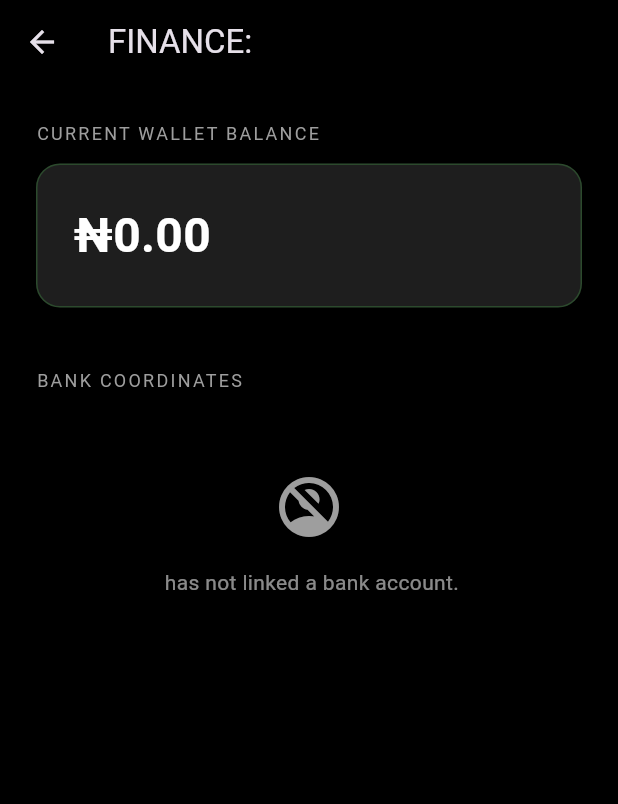
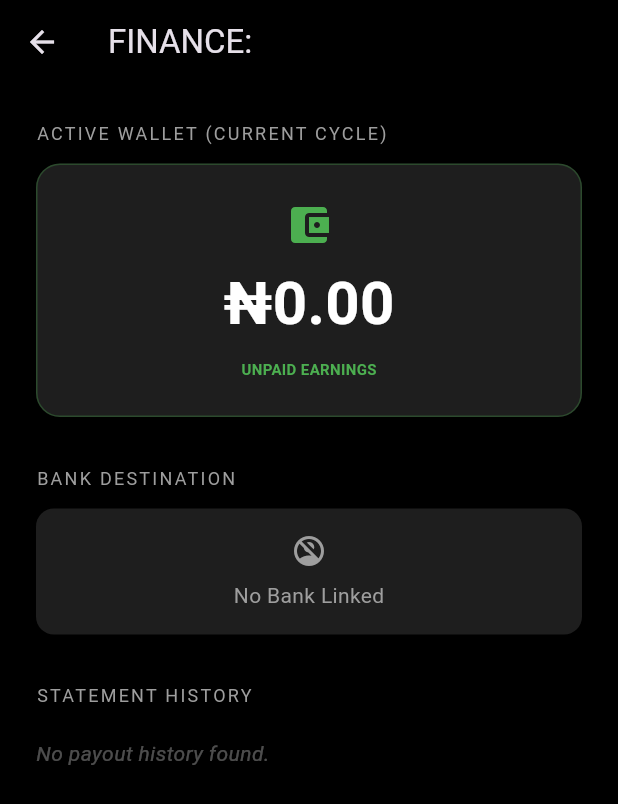
Before and after one commit to Emyres970/xprex-admin, a Flutter app: the BankDetailScreen screen opened directly with empty values, on a phone screen of 412 x 824 dp. Shown: the top 804 px of the screen. Run offline on Flutter 3.47's test engine with Material 3 defaults, Android fonts, the phone set to English and light mode, and no system bars; our stand-ins replace go_router, supabase_flutter; accounts and stored records are empty.

Commit message:
feat(ui): add payout history ledger to finance terminal for transaction tracking

```diff
--- a/lib/dashboard/bank_detail_screen.dart
+++ b/lib/dashboard/bank_detail_screen.dart
@@ -4,7 +4,7 @@ import 'package:supabase_flutter/supabase_flutter.dart';
 
 class BankDetailScreen extends StatelessWidget {
   final String profileId;
-  final String authUserId;
+  final String authUserId; // The Key to the Bank/Payout Tables
   final String userName;
 
   const BankDetailScreen({
@@ -16,34 +16,42 @@ class BankDetailScreen extends StatelessWidget {
 
   @override
   Widget build(BuildContext context) {
-    // 1. Stream Wallet Balance
+    // 1. Stream Wallet Balance (From Profiles - Current Unpaid)
     final walletStream = Supabase.instance.client
         .from('profiles')
         .stream(primaryKey: ['id'])
         .eq('id', profileId)
         .limit(1);
 
-    // 2. Stream Bank Details
+    // 2. Stream Bank Details (From Bank Table)
     final bankStream = Supabase.instance.client
         .from('creator_bank_accounts')
         .stream(primaryKey: ['id'])
         .eq('user_id', authUserId)
         .limit(1);
 
+    // 3. Stream Payout History (From Payouts - Settled/Old Data)
+    final payoutStream = Supabase.instance.client
+        .from('payouts')
+        .stream(primaryKey: ['id'])
+        .eq('user_id', authUserId)
+        .order('period', ascending: false);
+
     return Scaffold(
-      backgroundColor: Colors.black, // Ensure background matches theme
+      backgroundColor: Colors.black,
       appBar: AppBar(
         title: Text("FINANCE: $userName".toUpperCase()),
         backgroundColor: Colors.black,
         elevation: 0,
       ),
-      body: SingleChildScrollView( // <--- THE FIX: Allows full scrolling
+      body: SingleChildScrollView(
         padding: const EdgeInsets.all(24.0),
         child: Column(
           crossAxisAlignment: CrossAxisAlignment.start,
           children: [
-            // --- SECTION 1: THE WALLET ---
-            const Text("CURRENT WALLET BALANCE", style: TextStyle(color: Colors.grey, fontSize: 12, letterSpacing: 1.5)),
+            // --- SECTION 1: THE ACTIVE WALLET ---
+            // This represents NEW money (Post-Settlement)
+            const Text("ACTIVE WALLET (CURRENT CYCLE)", style: TextStyle(color: Colors.grey, fontSize: 12, letterSpacing: 1.5)),
             const SizedBox(height: 12),
             Container(
               width: double.infinity,
@@ -57,9 +65,8 @@ class BankDetailScreen extends StatelessWidget {
                 stream: walletStream,
                 builder: (context, snapshot) {
                   if (!snapshot.hasData) return const Center(child: CircularProgressIndicator(color: Colors.green));
-                  if (snapshot.data!.isEmpty) return const Text("₦0.00", style: TextStyle(fontSize: 32, fontWeight: FontWeight.bold, color: Colors.white));
 
-                  final data = snapshot.data!.first;
+                  final data = snapshot.data!.isNotEmpty ? snapshot.data!.first : {};
                   final balance = data['earnings_balance'] ?? 0;
 
                   return Column(
@@ -67,55 +74,40 @@ class BankDetailScreen extends StatelessWidget {
                       const Icon(Icons.account_balance_wallet, color: Colors.green, size: 32),
                       const SizedBox(height: 8),
                       Text(
-                        "₦${balance.toString()}",
+                        "₦${_formatMoney(balance)}",
                         style: const TextStyle(fontSize: 40, fontWeight: FontWeight.bold, color: Colors.white)
                       ),
                       const SizedBox(height: 8),
-                      const Text("PAYABLE AMOUNT", style: TextStyle(color: Colors.green, fontSize: 10, fontWeight: FontWeight.bold)),
+                      const Text("UNPAID EARNINGS", style: TextStyle(color: Colors.green, fontSize: 10, fontWeight: FontWeight.bold)),
                     ],
                   );
                 },
               ),
             ),
 
-            const SizedBox(height: 40),
+            const SizedBox(height: 32),
 
             // --- SECTION 2: BANK COORDINATES ---
-            const Text("BANK COORDINATES", style: TextStyle(color: Colors.grey, fontSize: 12, letterSpacing: 1.5)),
+            const Text("BANK DESTINATION", style: TextStyle(color: Colors.grey, fontSize: 12, letterSpacing: 1.5)),
             const SizedBox(height: 12),
-
-            // Removed 'Expanded' to allow scrolling
             StreamBuilder<List<Map<String, dynamic>>>(
               stream: bankStream,
               builder: (context, snapshot) {
-                if (snapshot.connectionState == ConnectionState.waiting) {
-                  return const Center(child: CircularProgressIndicator(color: Colors.amber));
-                }
-
                 if (!snapshot.hasData || snapshot.data!.isEmpty) {
-                  return Center(
-                    child: Padding(
-                      padding: const EdgeInsets.only(top: 40),
-                      child: Column(
-                        mainAxisAlignment: MainAxisAlignment.center,
-                        children: [
-                          const Icon(Icons.no_accounts, size: 48, color: Colors.grey),
-                          const SizedBox(height: 16),
-                          Text("$userName has not linked a bank account.", style: const TextStyle(color: Colors.white54)),
-                        ],
-                      ),
-                    ),
+                  return Container(
+                    padding: const EdgeInsets.all(16),
+                    width: double.infinity,
+                    decoration: BoxDecoration(color: const Color(0xFF1E1E1E), borderRadius: BorderRadius.circular(12)),
+                    child: const Column(children: [
+                      Icon(Icons.no_accounts, color: Colors.grey),
+                      SizedBox(height: 8),
+                      Text("No Bank Linked", style: TextStyle(color: Colors.grey))
+                    ]),
                   );
                 }
 
                 final bank = snapshot.data!.first;
-                final bankName = bank['bank_name'] ?? 'Unknown Bank';
-                final accNumber = bank['account_number'] ?? '0000000000';
-                final accName = bank['account_name'] ?? 'Unknown Name';
-
-                return Column(
-                  children: [
-                    Container(
+                return Container(
                   padding: const EdgeInsets.all(20),
                   decoration: BoxDecoration(
                     color: const Color(0xFF1E1E1E),
@@ -123,37 +115,71 @@ class BankDetailScreen extends StatelessWidget {
                   ),
                   child: Column(
                     children: [
-                          _buildBankRow("Bank Name", bankName),
+                      _buildBankRow("Bank Name", bank['bank_name'] ?? 'Unknown'),
                       const Divider(color: Colors.white10),
-                          _buildBankRow("Account Name", accName),
+                      _buildBankRow("Account Name", bank['account_name'] ?? 'Unknown'),
                       const Divider(color: Colors.white10),
-                          _buildBankRow("Account Number", accNumber, isCopyable: true, context: context),
+                      _buildBankRow("Account Number", bank['account_number'] ?? '000', isCopyable: true, context: context),
                     ],
                   ),
-                    ),
-                    const SizedBox(height: 32), // Breathing room
-                    SizedBox(
-                      width: double.infinity,
-                      height: 56,
-                      child: ElevatedButton.icon(
-                        icon: const Icon(Icons.copy, color: Colors.black),
-                        label: const Text("COPY ACCOUNT NUMBER", style: TextStyle(color: Colors.black, fontWeight: FontWeight.bold)),
-                        style: ElevatedButton.styleFrom(
-                          backgroundColor: Colors.amber,
-                          shape: RoundedRectangleBorder(borderRadius: BorderRadius.circular(12)),
-                        ),
-                        onPressed: () {
-                          Clipboard.setData(ClipboardData(text: accNumber));
-                          ScaffoldMessenger.of(context).showSnackBar(const SnackBar(content: Text("Account Number Copied! Ready to Pay.")));
-                        },
-                      ),
-                    ),
-                    // Extra padding at bottom for easy scrolling
-                    const SizedBox(height: 40),
-                  ],
                 );
               },
             ),
+
+            const SizedBox(height: 32),
+
+            // --- SECTION 3: STATEMENT HISTORY (THE ARCHIVE) ---
+            // This answers "Where did last month's money go?"
+            const Text("STATEMENT HISTORY", style: TextStyle(color: Colors.grey, fontSize: 12, letterSpacing: 1.5)),
+            const SizedBox(height: 12),
+            StreamBuilder<List<Map<String, dynamic>>>(
+              stream: payoutStream,
+              builder: (context, snapshot) {
+                if (!snapshot.hasData) return const Center(child: LinearProgressIndicator(color: Colors.amber));
+
+                final payouts = snapshot.data!;
+                if (payouts.isEmpty) {
+                  return const Padding(
+                    padding: EdgeInsets.only(top: 8.0),
+                    child: Text("No payout history found.", style: TextStyle(color: Colors.white30, fontStyle: FontStyle.italic)),
+                  );
+                }
+
+                return ListView.builder(
+                  shrinkWrap: true,
+                  physics: const NeverScrollableScrollPhysics(),
+                  itemCount: payouts.length,
+                  itemBuilder: (context, index) {
+                    final item = payouts[index];
+                    final amount = item['amount'] ?? 0;
+                    final status = item['status'] ?? 'Pending';
+                    final dateStr = item['period'];
+                    final dateLabel = _formatDate(dateStr.toString());
+                    final isPaid = status == 'Paid';
+
+                    return Container(
+                      margin: const EdgeInsets.only(bottom: 8),
+                      decoration: BoxDecoration(
+                        color: const Color(0xFF1E1E1E),
+                        borderRadius: BorderRadius.circular(8),
+                        border: Border(left: BorderSide(color: isPaid ? Colors.green : Colors.amber, width: 4)),
+                      ),
+                      child: ListTile(
+                        contentPadding: const EdgeInsets.symmetric(horizontal: 16, vertical: 0),
+                        title: Text(dateLabel, style: const TextStyle(color: Colors.white, fontWeight: FontWeight.bold)),
+                        subtitle: Text(status.toUpperCase(), style: TextStyle(color: isPaid ? Colors.green : Colors.amber, fontSize: 10)),
+                        trailing: Text(
+                          "₦${_formatMoney(amount)}",
+                          style: const TextStyle(color: Colors.white, fontWeight: FontWeight.bold, fontSize: 16),
+                        ),
+                      ),
+                    );
+                  },
+                );
+              },
+            ),
+
+            const SizedBox(height: 40),
           ],
         ),
       ),
@@ -170,9 +196,15 @@ class BankDetailScreen extends StatelessWidget {
           Row(
             children: [
               Text(value, style: const TextStyle(color: Colors.white, fontWeight: FontWeight.bold, fontSize: 16)),
-              if (isCopyable) ...[
+              if (isCopyable && context != null) ...[
                 const SizedBox(width: 8),
-                const Icon(Icons.copy, size: 14, color: Colors.amber),
+                GestureDetector(
+                  onTap: () {
+                    Clipboard.setData(ClipboardData(text: value));
+                    ScaffoldMessenger.of(context).showSnackBar(const SnackBar(content: Text("Copied!")));
+                  },
+                  child: const Icon(Icons.copy, size: 14, color: Colors.amber),
+                ),
               ]
             ],
           ),
@@ -180,4 +212,18 @@ class BankDetailScreen extends StatelessWidget {
       ),
     );
   }
+
+  String _formatMoney(num amount) {
+    return amount.toStringAsFixed(2).replaceAllMapped(RegExp(r'(\d{1,3})(?=(\d{3})+(?!\d))'), (Match m) => '${m[1]},');
   }
+
+  String _formatDate(String isoString) {
+    try {
+      final date = DateTime.parse(isoString);
+      const months = ["Jan", "Feb", "Mar", "Apr", "May", "Jun", "Jul", "Aug", "Sep", "Oct", "Nov", "Dec"];
+      return "${months[date.month - 1]} ${date.year}";
+    } catch (_) {
+      return isoString;
+    }
+  }
+}
```
Lines whose indentation alone changed are shown as unchanged.
